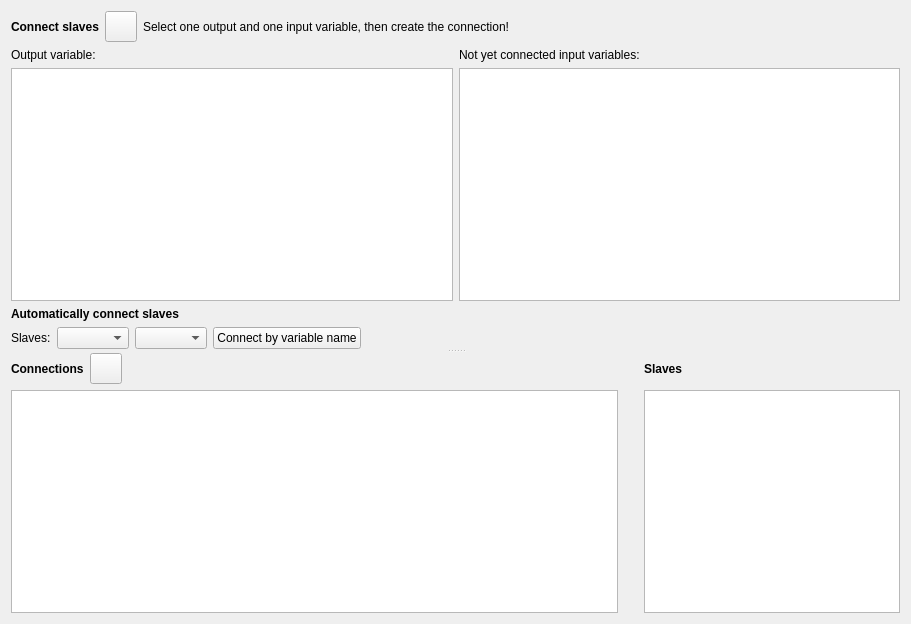
Old version of the form MasterSimulatorUI/src/MSIMViewConnections.ui in the repository ghorwin/MasterSim.
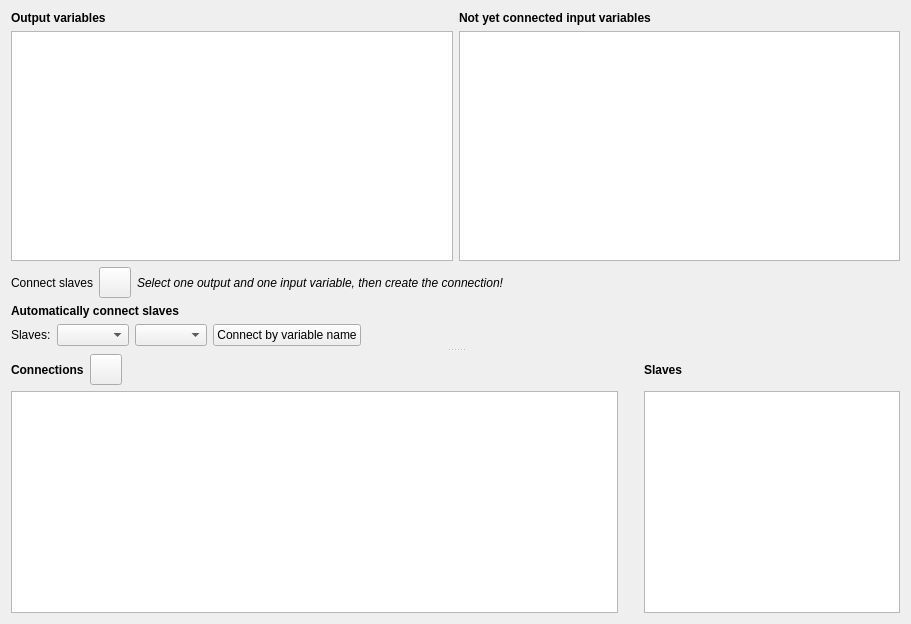
New version of the form. Icons and pictures are not drawn.

Commit message: Added output of variable units.

Diff of the .ui file:
```diff
--- a/MasterSimulatorUI/src/MSIMViewConnections.ui
+++ b/MasterSimulatorUI/src/MSIMViewConnections.ui
@@ -13,113 +13,44 @@
   <property name="windowTitle">
    <string>Form</string>
   </property>
-  <layout class="QVBoxLayout" name="verticalLayout_2">
+  <layout class="QVBoxLayout" name="verticalLayout">
    <item>
     <widget class="QSplitter" name="splitter">
      <property name="orientation">
       <enum>Qt::Vertical</enum>
      </property>
+     <property name="handleWidth">
+      <number>8</number>
+     </property>
      <widget class="QWidget" name="">
-      <layout class="QVBoxLayout" name="verticalLayout">
-       <item>
-        <layout class="QHBoxLayout" name="horizontalLayout_2">
-         <item>
-          <widget class="QLabel" name="label_5">
-           <property name="font">
-            <font>
-             <weight>75</weight>
-             <bold>true</bold>
-            </font>
-           </property>
-           <property name="text">
-            <string>Connect slaves</string>
-           </property>
-          </widget>
-         </item>
-         <item>
-          <widget class="QToolButton" name="toolButtonAddConnection">
-           <property name="toolTip">
-            <string>Adds a new connection.</string>
-           </property>
-           <property name="icon">
-            <iconset resource="../resources/MasterSimulator.qrc">
-             <normaloff>:/gfx/actions/24x24/plus.png</normaloff>:/gfx/actions/24x24/plus.png</iconset>
-           </property>
-           <property name="iconSize">
-            <size>
-             <width>24</width>
-             <height>24</height>
-            </size>
-           </property>
-          </widget>
-         </item>
-         <item>
-          <widget class="QLabel" name="label_8">
-           <property name="text">
-            <string>Select one output and one input variable, then create the connection!</string>
-           </property>
-          </widget>
-         </item>
-         <item>
-          <spacer name="horizontalSpacer_4">
-           <property name="orientation">
-            <enum>Qt::Horizontal</enum>
-           </property>
-           <property name="sizeHint" stdset="0">
-            <size>
-             <width>308</width>
-             <height>20</height>
-            </size>
-           </property>
-          </spacer>
-         </item>
-        </layout>
+      <layout class="QGridLayout" name="gridLayout_2">
+       <item row="1" column="0">
+        <widget class="QLabel" name="label_6">
+         <property name="font">
+          <font>
+           <weight>75</weight>
+           <bold>true</bold>
+          </font>
+         </property>
+         <property name="text">
+          <string>Output variables</string>
+         </property>
+        </widget>
        </item>
-       <item>
-        <layout class="QGridLayout" name="gridLayout_2">
-         <item row="0" column="0">
-          <widget class="QLabel" name="label_6">
-           <property name="text">
-            <string>Output variable:</string>
-           </property>
-          </widget>
-         </item>
-         <item row="0" column="1">
-          <widget class="QLabel" name="label_7">
-           <property name="text">
-            <string>Not yet connected input variables:</string>
-           </property>
-          </widget>
-         </item>
-         <item row="1" column="0">
-          <widget class="QTableWidget" name="tableWidgetOutputVariable">
-           <property name="alternatingRowColors">
-            <bool>true</bool>
-           </property>
-           <property name="selectionMode">
-            <enum>QAbstractItemView::SingleSelection</enum>
-           </property>
-           <property name="selectionBehavior">
-            <enum>QAbstractItemView::SelectRows</enum>
-           </property>
-          </widget>
-         </item>
-         <item row="1" column="1">
-          <widget class="QTableWidget" name="tableWidgetInputVariable">
-           <property name="alternatingRowColors">
-            <bool>true</bool>
-           </property>
-           <property name="selectionMode">
-            <enum>QAbstractItemView::SingleSelection</enum>
-           </property>
-           <property name="selectionBehavior">
-            <enum>QAbstractItemView::SelectRows</enum>
-           </property>
-          </widget>
-         </item>
-        </layout>
+       <item row="1" column="1">
+        <widget class="QLabel" name="label_7">
+         <property name="font">
+          <font>
+           <weight>75</weight>
+           <bold>true</bold>
+          </font>
+         </property>
+         <property name="text">
+          <string>Not yet connected input variables</string>
+         </property>
+        </widget>
        </item>
-       <item>
+       <item row="4" column="0">
         <widget class="QLabel" name="label_3">
          <property name="font">
           <font>
@@ -132,7 +63,7 @@
          </property>
         </widget>
        </item>
-       <item>
+       <item row="5" column="0" colspan="2">
         <layout class="QHBoxLayout" name="horizontalLayout">
          <item>
           <widget class="QLabel" name="label">
@@ -183,9 +114,88 @@
          </item>
         </layout>
        </item>
+       <item row="2" column="0">
+        <widget class="QTableWidget" name="tableWidgetOutputVariable">
+         <property name="alternatingRowColors">
+          <bool>true</bool>
+         </property>
+         <property name="selectionMode">
+          <enum>QAbstractItemView::SingleSelection</enum>
+         </property>
+         <property name="selectionBehavior">
+          <enum>QAbstractItemView::SelectRows</enum>
+         </property>
+        </widget>
+       </item>
+       <item row="2" column="1">
+        <widget class="QTableWidget" name="tableWidgetInputVariable">
+         <property name="alternatingRowColors">
+          <bool>true</bool>
+         </property>
+         <property name="selectionMode">
+          <enum>QAbstractItemView::SingleSelection</enum>
+         </property>
+         <property name="selectionBehavior">
+          <enum>QAbstractItemView::SelectRows</enum>
+         </property>
+        </widget>
+       </item>
+       <item row="3" column="0" colspan="2">
+        <layout class="QHBoxLayout" name="horizontalLayout_2">
+         <item>
+          <widget class="QLabel" name="label_5">
+           <property name="text">
+            <string>Connect slaves</string>
+           </property>
+          </widget>
+         </item>
+         <item>
+          <widget class="QToolButton" name="toolButtonAddConnection">
+           <property name="toolTip">
+            <string>Adds a new connection.</string>
+           </property>
+           <property name="icon">
+            <iconset resource="../resources/MasterSimulator.qrc">
+             <normaloff>:/gfx/actions/24x24/plus.png</normaloff>:/gfx/actions/24x24/plus.png</iconset>
+           </property>
+           <property name="iconSize">
+            <size>
+             <width>24</width>
+             <height>24</height>
+            </size>
+           </property>
+          </widget>
+         </item>
+         <item>
+          <widget class="QLabel" name="label_8">
+           <property name="font">
+            <font>
+             <italic>true</italic>
+            </font>
+           </property>
+           <property name="text">
+            <string>Select one output and one input variable, then create the connection!</string>
+           </property>
+          </widget>
+         </item>
+         <item>
+          <spacer name="horizontalSpacer_4">
+           <property name="orientation">
+            <enum>Qt::Horizontal</enum>
+           </property>
+           <property name="sizeHint" stdset="0">
+            <size>
+             <width>308</width>
+             <height>20</height>
+            </size>
+           </property>
+          </spacer>
+         </item>
+        </layout>
+       </item>
       </layout>
      </widget>
-     <widget class="QWidget" name="">
+     <widget class="QWidget" name="layoutWidget">
       <layout class="QGridLayout" name="gridLayout" columnstretch="0,0,1,0,0,0">
        <item row="0" column="4">
         <spacer name="horizontalSpacer_3">
```
The commit also changes 4 other files.
